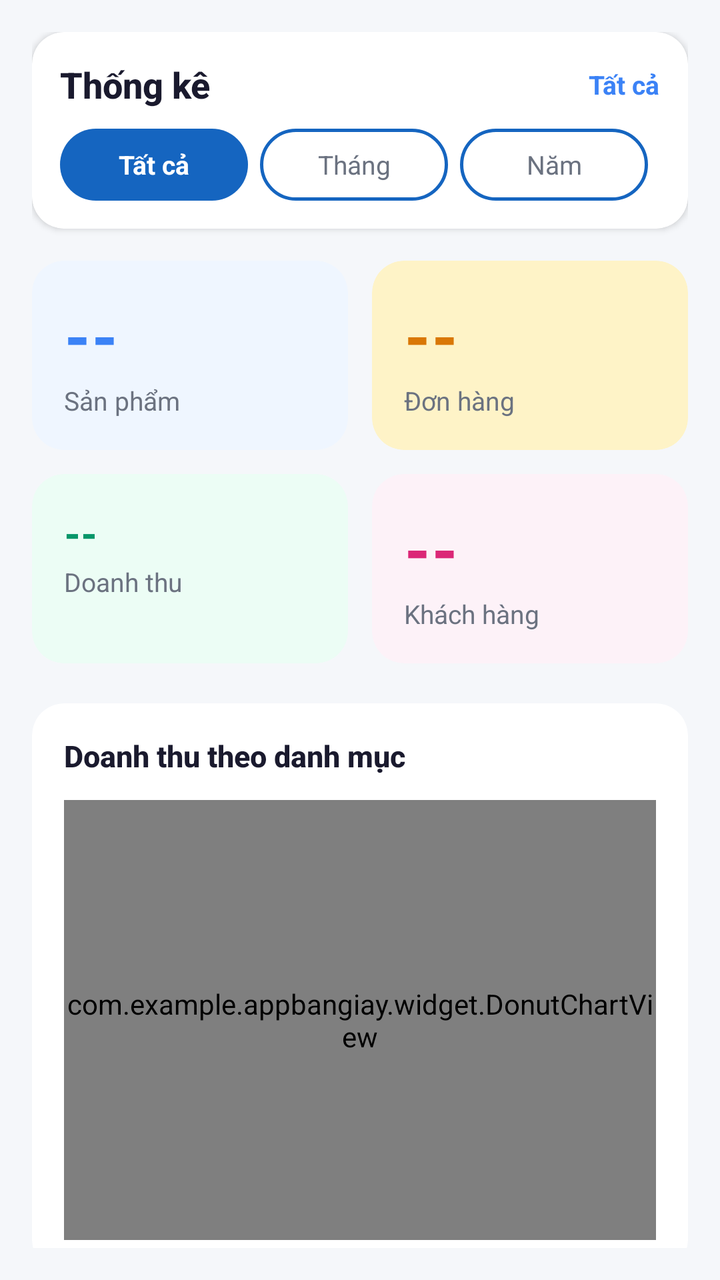
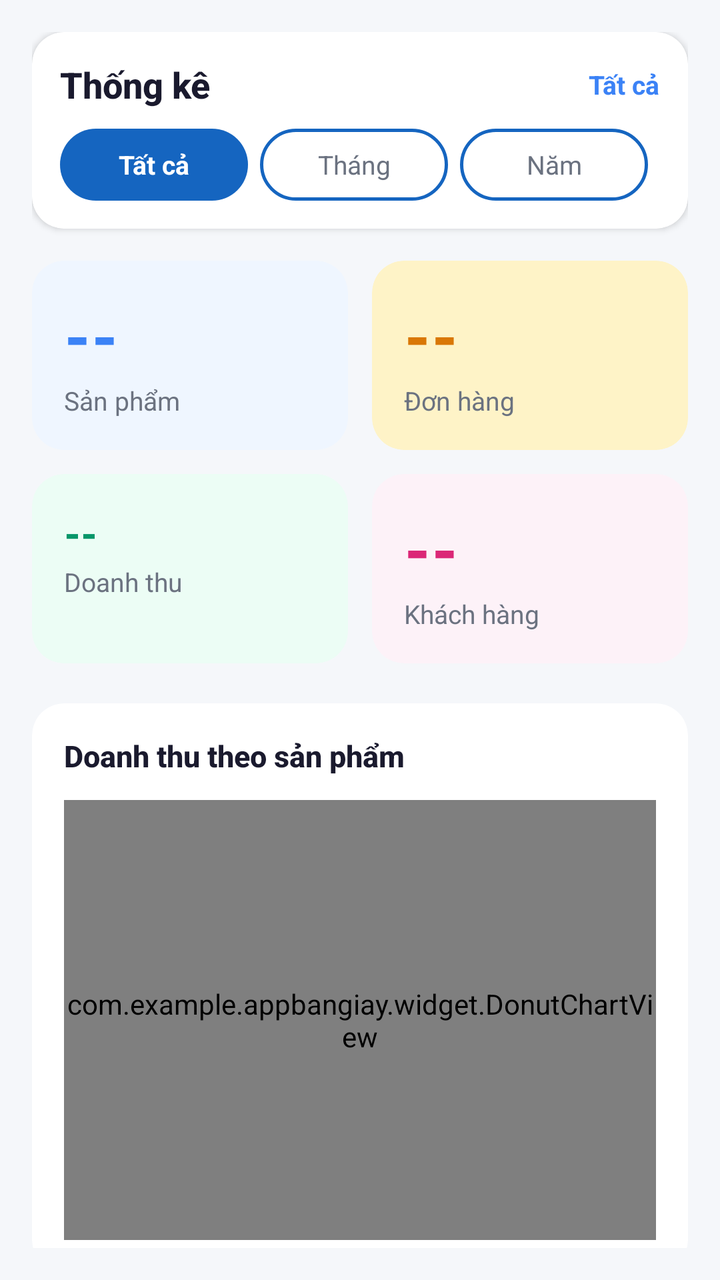

Screens rendered from an Android XML layout before and after an edit, with the pre-edit source and the edit as a unified diff.
<!-- AndroidManifest.xml: application theme Theme.Appbangiay -->
<!-- res/layout/fragment_dashboard.xml -->
<?xml version="1.0" encoding="utf-8"?>
<ScrollView xmlns:android="http://schemas.android.com/apk/res/android"
    xmlns:app="http://schemas.android.com/apk/res-auto"
    android:layout_width="match_parent"
    android:layout_height="match_parent"
    android:background="#F5F7FA"
    android:scrollbars="none"
    android:padding="16dp">

    <LinearLayout
        android:layout_width="match_parent"
        android:layout_height="wrap_content"
        android:orientation="vertical">

        
        <androidx.cardview.widget.CardView
            android:layout_width="match_parent"
            android:layout_height="wrap_content"
            app:cardCornerRadius="16dp"
            app:cardElevation="2dp"
            app:cardBackgroundColor="@color/white"
            android:layout_marginBottom="16dp">

            <LinearLayout
                android:layout_width="match_parent"
                android:layout_height="wrap_content"
                android:orientation="vertical"
                android:padding="14dp">

                
                <LinearLayout
                    android:layout_width="match_parent"
                    android:layout_height="wrap_content"
                    android:orientation="horizontal"
                    android:gravity="center_vertical"
                    android:layout_marginBottom="10dp">

                    <TextView
                        android:id="@+id/tv_filter_title"
                        android:layout_width="0dp"
                        android:layout_height="wrap_content"
                        android:layout_weight="1"
                        android:text="Thống kê"
                        android:textColor="#1A1A2E"
                        android:textSize="18sp"
                        android:textStyle="bold"
                        android:fontFamily="sans-serif-medium" />

                    <TextView
                        android:id="@+id/tv_filter_label"
                        android:layout_width="wrap_content"
                        android:layout_height="wrap_content"
                        android:text="Tất cả"
                        android:textColor="#3B82F6"
                        android:textSize="13sp"
                        android:textStyle="bold" />
                </LinearLayout>

                
                <LinearLayout
                    android:layout_width="match_parent"
                    android:layout_height="wrap_content"
                    android:orientation="horizontal"
                    android:gravity="center_vertical">

                    
                    <TextView
                        android:id="@+id/chip_all"
                        android:layout_width="0dp"
                        android:layout_height="36dp"
                        android:layout_weight="1"
                        android:layout_marginEnd="6dp"
                        android:gravity="center"
                        android:text="Tất cả"
                        android:textSize="13sp"
                        android:textStyle="bold"
                        android:textColor="@color/white"
                        android:background="@drawable/bg_chip_selected" />

                    
                    <TextView
                        android:id="@+id/chip_month"
                        android:layout_width="0dp"
                        android:layout_height="36dp"
                        android:layout_weight="1"
                        android:layout_marginEnd="6dp"
                        android:gravity="center"
                        android:text="Tháng"
                        android:textSize="13sp"
                        android:textColor="#6B7280"
                        android:background="@drawable/bg_chip_unselected" />

                    
                    <TextView
                        android:id="@+id/chip_year"
                        android:layout_width="0dp"
                        android:layout_height="36dp"
                        android:layout_weight="1"
                        android:layout_marginEnd="6dp"
                        android:gravity="center"
                        android:text="Năm"
                        android:textSize="13sp"
                        android:textColor="#6B7280"
                        android:background="@drawable/bg_chip_unselected" />

                    
                    <TextView
                        android:id="@+id/btn_pick_date"
                        android:layout_width="0dp"
                        android:layout_height="36dp"
                        android:layout_weight="1.5"
                        android:gravity="center"
                        android:text="Chọn"
                        android:textSize="13sp"
                        android:textColor="#3B82F6"
                        android:textStyle="bold"
                        android:background="@drawable/bg_outlined_blue"
                        android:visibility="gone" />

                </LinearLayout>

            </LinearLayout>
        </androidx.cardview.widget.CardView>

        
        <LinearLayout
            android:layout_width="match_parent"
            android:layout_height="wrap_content"
            android:orientation="horizontal"
            android:layout_marginBottom="12dp">

            
            <androidx.cardview.widget.CardView
                android:layout_width="0dp"
                android:layout_height="wrap_content"
                android:layout_weight="1"
                android:layout_marginEnd="6dp"
                app:cardCornerRadius="16dp"
                app:cardElevation="0dp"
                app:cardBackgroundColor="#EFF6FF">

                <LinearLayout
                    android:layout_width="match_parent"
                    android:layout_height="wrap_content"
                    android:orientation="vertical"
                    android:padding="16dp">

                    <TextView
                        android:id="@+id/tv_total_products"
                        android:layout_width="wrap_content"
                        android:layout_height="wrap_content"
                        android:text="--"
                        android:textColor="#3B82F6"
                        android:textSize="32sp"
                        android:textStyle="bold"
                        android:fontFamily="sans-serif-medium" />

                    <TextView
                        android:layout_width="wrap_content"
                        android:layout_height="wrap_content"
                        android:text="Sản phẩm"
                        android:textColor="#6B7280"
                        android:textSize="13sp"
                        android:layout_marginTop="2dp" />
                </LinearLayout>
            </androidx.cardview.widget.CardView>

            
            <androidx.cardview.widget.CardView
                android:layout_width="0dp"
                android:layout_height="wrap_content"
                android:layout_weight="1"
                android:layout_marginStart="6dp"
                app:cardCornerRadius="16dp"
                app:cardElevation="0dp"
                app:cardBackgroundColor="#FEF3C7">

                <LinearLayout
                    android:layout_width="match_parent"
                    android:layout_height="wrap_content"
                    android:orientation="vertical"
                    android:padding="16dp">

                    <TextView
                        android:id="@+id/tv_total_orders"
                        android:layout_width="wrap_content"
                        android:layout_height="wrap_content"
                        android:text="--"
                        android:textColor="#D97706"
                        android:textSize="32sp"
                        android:textStyle="bold"
                        android:fontFamily="sans-serif-medium" />

                    <TextView
                        android:layout_width="wrap_content"
                        android:layout_height="wrap_content"
                        android:text="Đơn hàng"
                        android:textColor="#6B7280"
                        android:textSize="13sp"
                        android:layout_marginTop="2dp" />
                </LinearLayout>
            </androidx.cardview.widget.CardView>
        </LinearLayout>

        
        <LinearLayout
            android:layout_width="match_parent"
            android:layout_height="wrap_content"
            android:orientation="horizontal"
            android:layout_marginBottom="20dp">

            
            <androidx.cardview.widget.CardView
                android:layout_width="0dp"
                android:layout_height="match_parent"
                android:layout_weight="1"
                android:layout_marginEnd="6dp"
                app:cardCornerRadius="16dp"
                app:cardElevation="0dp"
                app:cardBackgroundColor="#ECFDF5">

                <LinearLayout
                    android:layout_width="match_parent"
                    android:layout_height="wrap_content"
                    android:orientation="vertical"
                    android:padding="16dp">

                    <TextView
                        android:id="@+id/tv_total_revenue"
                        android:layout_width="wrap_content"
                        android:layout_height="wrap_content"
                        android:text="--"
                        android:textColor="#059669"
                        android:textSize="20sp"
                        android:textStyle="bold"
                        android:fontFamily="sans-serif-medium" />

                    <TextView
                        android:layout_width="wrap_content"
                        android:layout_height="wrap_content"
                        android:text="Doanh thu"
                        android:textColor="#6B7280"
                        android:textSize="13sp"
                        android:layout_marginTop="2dp" />
                </LinearLayout>
            </androidx.cardview.widget.CardView>

            
            <androidx.cardview.widget.CardView
                android:layout_width="0dp"
                android:layout_height="match_parent"
                android:layout_weight="1"
                android:layout_marginStart="6dp"
                app:cardCornerRadius="16dp"
                app:cardElevation="0dp"
                app:cardBackgroundColor="#FDF2F8">

                <LinearLayout
                    android:layout_width="match_parent"
                    android:layout_height="wrap_content"
                    android:orientation="vertical"
                    android:padding="16dp">

                    <TextView
                        android:id="@+id/tv_total_customers"
                        android:layout_width="wrap_content"
                        android:layout_height="wrap_content"
                        android:text="--"
                        android:textColor="#DB2777"
                        android:textSize="32sp"
                        android:textStyle="bold"
                        android:fontFamily="sans-serif-medium" />

                    <TextView
                        android:layout_width="wrap_content"
                        android:layout_height="wrap_content"
                        android:text="Khách hàng"
                        android:textColor="#6B7280"
                        android:textSize="13sp"
                        android:layout_marginTop="2dp" />
                </LinearLayout>
            </androidx.cardview.widget.CardView>
        </LinearLayout>

        
        <androidx.cardview.widget.CardView
            android:layout_width="match_parent"
            android:layout_height="wrap_content"
            app:cardCornerRadius="16dp"
            app:cardElevation="0dp"
            app:cardBackgroundColor="@color/white"
            android:layout_marginBottom="12dp">

            <LinearLayout
                android:layout_width="match_parent"
                android:layout_height="wrap_content"
                android:orientation="vertical"
                android:padding="16dp">

                <TextView
                    android:layout_width="wrap_content"
                    android:layout_height="wrap_content"
                    android:text="Doanh thu theo danh mục"
                    android:textColor="#1A1A2E"
                    android:textSize="15sp"
                    android:textStyle="bold"
                    android:fontFamily="sans-serif-medium"
                    android:layout_marginBottom="12dp" />

                <com.example.appbangiay.widget.DonutChartView
                    android:id="@+id/chart_donut"
                    android:layout_width="match_parent"
                    android:layout_height="220dp" />
            </LinearLayout>
        </androidx.cardview.widget.CardView>

        
        <androidx.cardview.widget.CardView
            android:layout_width="match_parent"
            android:layout_height="wrap_content"
            app:cardCornerRadius="16dp"
            app:cardElevation="0dp"
            app:cardBackgroundColor="@color/white"
            android:layout_marginBottom="16dp">

            <LinearLayout
                android:layout_width="match_parent"
                android:layout_height="wrap_content"
                android:orientation="vertical"
                android:padding="16dp">

                <TextView
                    android:layout_width="wrap_content"
                    android:layout_height="wrap_content"
                    android:text="Phân tích cửa hàng"
                    android:textColor="#1A1A2E"
                    android:textSize="15sp"
                    android:textStyle="bold"
                    android:fontFamily="sans-serif-medium"
                    android:layout_marginBottom="12dp" />

                <com.example.appbangiay.widget.BarChartView
                    android:id="@+id/chart_bar"
                    android:layout_width="match_parent"
                    android:layout_height="220dp" />
            </LinearLayout>
        </androidx.cardview.widget.CardView>

    </LinearLayout>
</ScrollView>
<!-- resources referenced by this layout -->
<resources>
  <color name="white">#FFFFFFFF</color>
  <!-- drawable bg_chip_selected (drawable) -->
  <?xml version="1.0" encoding="utf-8"?>
  <shape xmlns:android="http://schemas.android.com/apk/res/android"
      android:shape="rectangle">
      <solid android:color="#FF1565C0" />
      <corners android:radius="20dp" />
  </shape>
  <!-- drawable bg_chip_unselected (drawable) -->
  <?xml version="1.0" encoding="utf-8"?>
  <shape xmlns:android="http://schemas.android.com/apk/res/android"
      android:shape="rectangle">
      <solid android:color="#FFFFFFFF" />
      <stroke android:width="1.5dp" android:color="#FF1565C0" />
      <corners android:radius="20dp" />
  </shape>
  <!-- drawable bg_outlined_blue (drawable) -->
  <?xml version="1.0" encoding="utf-8"?>
  <shape xmlns:android="http://schemas.android.com/apk/res/android"
      android:shape="rectangle">
      <stroke android:width="1.5dp" android:color="#3B82F6" />
      <corners android:radius="20dp" />
  </shape>
  <style name="Theme.Appbangiay" parent="Base.Theme.Appbangiay" />
  <style name="Base.Theme.Appbangiay" parent="Theme.Material3.DayNight.NoActionBar">
          <item name="colorPrimary">@color/blue_primary</item>
          <item name="android:statusBarColor">@android:color/transparent</item>
          <item name="android:windowLightStatusBar" tools:targetApi="23">false</item>
      </style>
  <color name="blue_primary">#FF1565C0</color>
</resources>

<!-- the commit's change to res/layout/fragment_dashboard.xml (unified diff, before → after) -->
@@ -300,7 +300,7 @@
                 <TextView
                     android:layout_width="wrap_content"
                     android:layout_height="wrap_content"
-                    android:text="Doanh thu theo danh mục"
+                    android:text="Doanh thu theo sản phẩm"
                     android:textColor="#1A1A2E"
                     android:textSize="15sp"
                     android:textStyle="bold"
